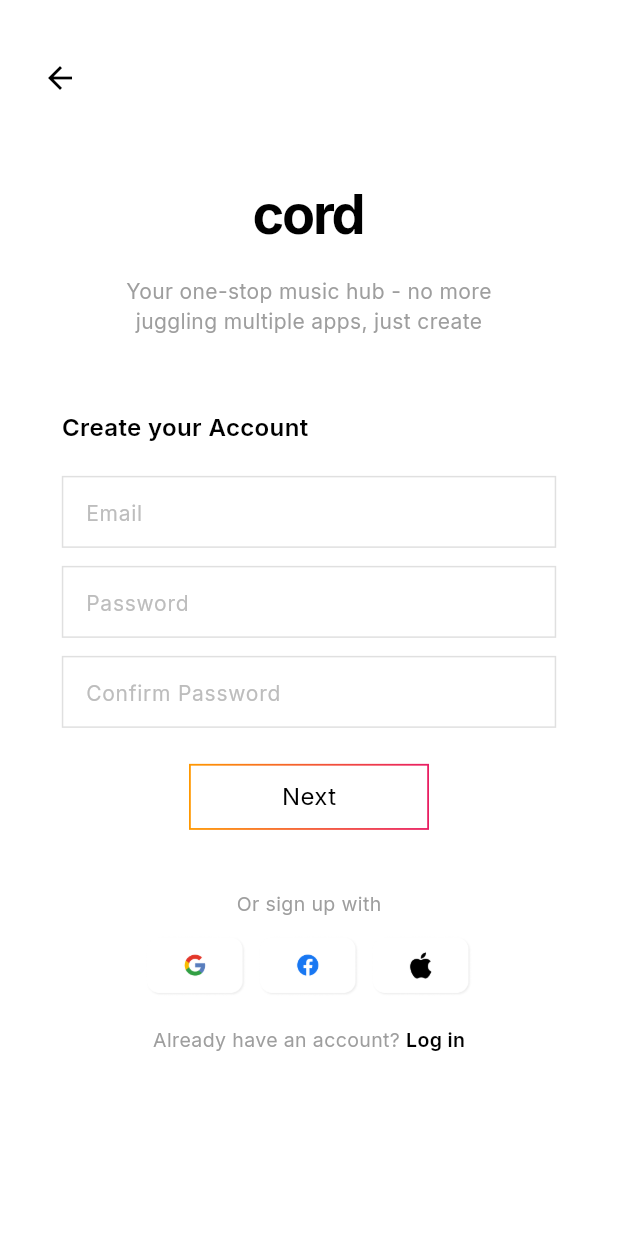
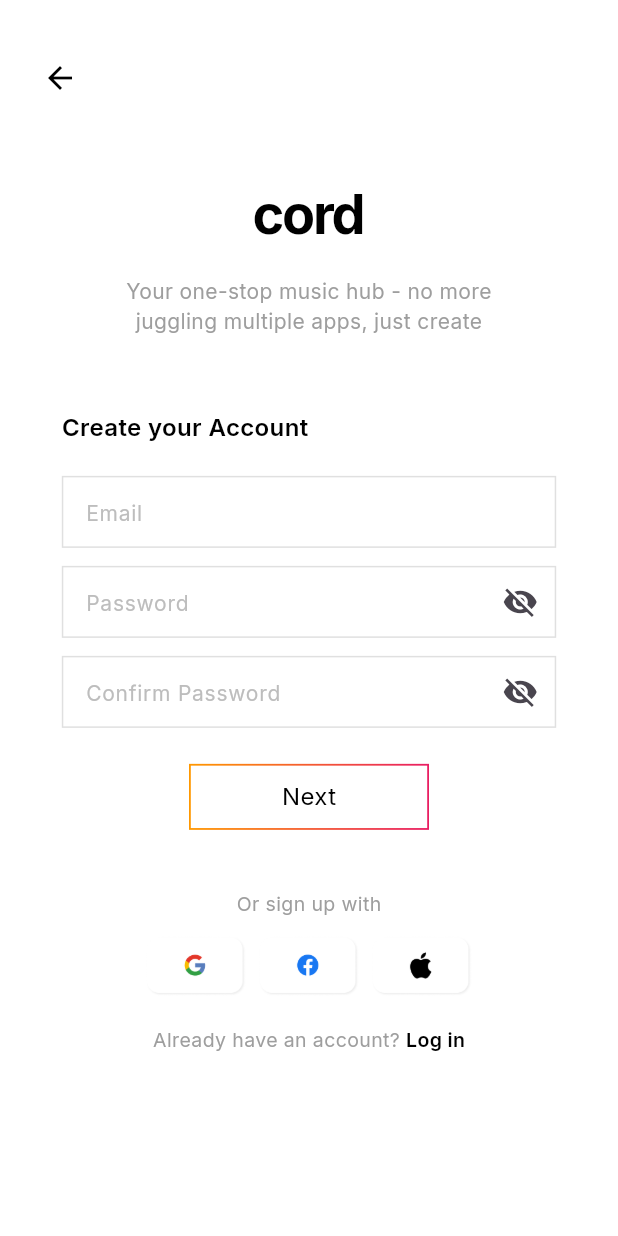
Before and after one commit to Najaf555/cord-app, a Flutter app: the SignUpScreen screen opened directly, on a phone screen of 412 x 824 dp. Run offline on Flutter 3.47's test engine with Material 3 defaults, Android fonts, the phone set to English and light mode, and no system bars; our stand-ins replace firebase_auth, firebase_core, flutter_slidable, get; accounts and stored records are empty; project files that could hold a hidden picture were left out.

Commit message:
after modifying signup textfields

```diff
--- a/lib/login/signup.dart
+++ b/lib/login/signup.dart
@@ -20,6 +20,8 @@ class _SignUpScreenState extends State<SignUpScreen> {
   final TextEditingController _confirmPasswordController =
       TextEditingController();
   bool _isLoading = false;
+  bool _isPasswordHidden = true;
+  bool _isConfirmPasswordHidden = true;
 
   @override
   Widget build(BuildContext context) {
@@ -115,7 +117,7 @@ class _SignUpScreenState extends State<SignUpScreen> {
                   width: screenWidthPct(context, 0.8),
                   child: TextField(
                   controller: _passwordController,
-                  obscureText: true,
+                  obscureText: _isPasswordHidden,
                   decoration: InputDecoration(
                     hintText: 'Password',
                     hintStyle: TextStyle(
@@ -137,6 +139,16 @@ class _SignUpScreenState extends State<SignUpScreen> {
                       contentPadding: EdgeInsets.symmetric(horizontal: 12, vertical: 12),
                     filled: true,
                     fillColor: Colors.white,
+                    suffixIcon: IconButton(
+                      icon: Icon(
+                        _isPasswordHidden ? Icons.visibility_off : Icons.visibility,
+                      ),
+                      onPressed: () {
+                        setState(() {
+                          _isPasswordHidden = !_isPasswordHidden;
+                        });
+                      },
+                    ),
                     ),
                   ),
                 ),
@@ -145,7 +157,7 @@ class _SignUpScreenState extends State<SignUpScreen> {
                   width: screenWidthPct(context, 0.8),
                   child: TextField(
                   controller: _confirmPasswordController,
-                  obscureText: true,
+                  obscureText: _isConfirmPasswordHidden,
                   decoration: InputDecoration(
                     hintText: 'Confirm Password',
                     hintStyle: TextStyle(
@@ -167,6 +179,16 @@ class _SignUpScreenState extends State<SignUpScreen> {
                       contentPadding: EdgeInsets.symmetric(horizontal: 12, vertical: 12),
                     filled: true,
                     fillColor: Colors.white,
+                    suffixIcon: IconButton(
+                      icon: Icon(
+                        _isConfirmPasswordHidden ? Icons.visibility_off : Icons.visibility,
+                      ),
+                      onPressed: () {
+                        setState(() {
+                          _isConfirmPasswordHidden = !_isConfirmPasswordHidden;
+                        });
+                      },
+                    ),
                     ),
                   ),
                 ),
```
Also changed, not shown: 4 other files.
